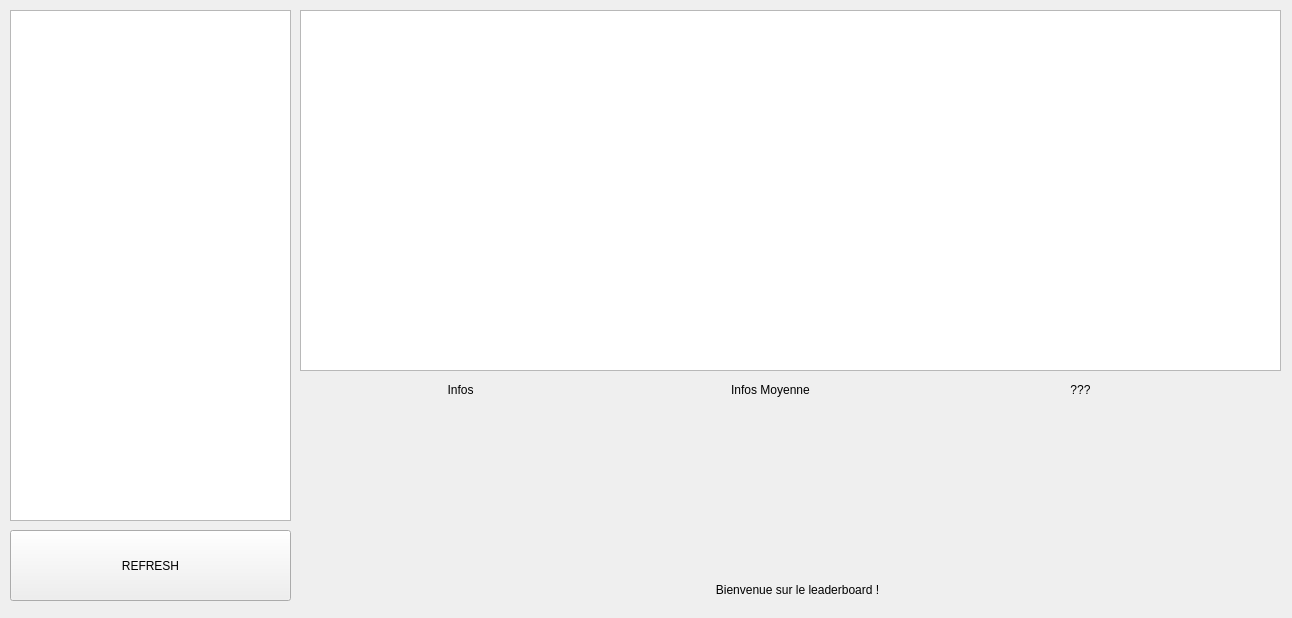
This is classement.ui in darkruss48/Polar as Qt 5 draws it before an edit. The edited form follows.
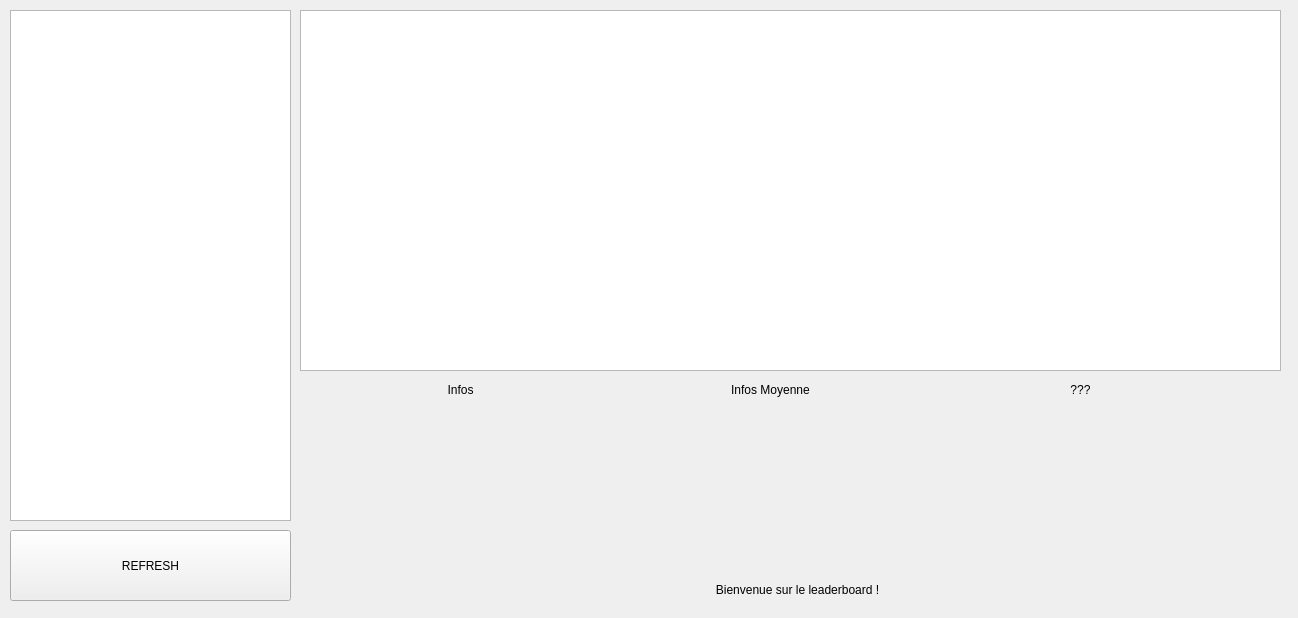
This is the edited form.

The edit to the form file:
```diff
--- a/classement.ui
+++ b/classement.ui
@@ -6,7 +6,7 @@
    <rect>
     <x>0</x>
     <y>0</y>
-    <width>1292</width>
+    <width>1298</width>
     <height>618</height>
    </rect>
   </property>
```
